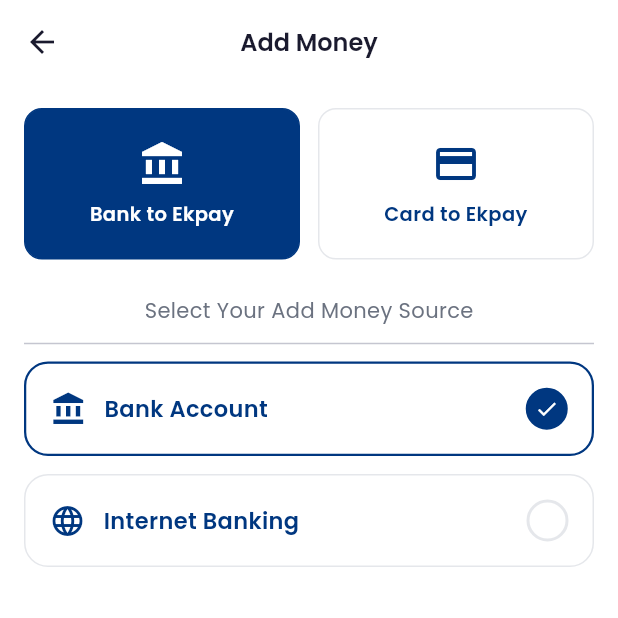
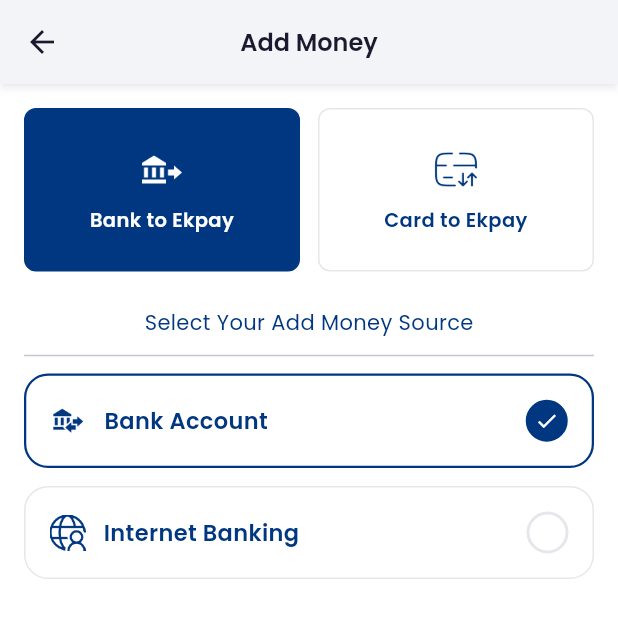
Before and after one commit to Limon49/EdutuneDemo, a Flutter app: the AddMoneyScreen screen opened by its route, on a phone screen of 412 x 824 dp. Shown: the top 618 px of the screen. Run offline on Flutter 3.47's test engine with Material 3 defaults, Android fonts, the phone set to English and light mode, and no system bars; our stand-ins replace animated_notch_bottom_bar, get, get_storage, google_fonts, smooth_page_indicator; accounts and stored records are empty.

Commit message:
send money functionality

```diff
--- a/lib/controllers/auth_controller.dart
+++ b/lib/controllers/auth_controller.dart
@@ -184,7 +184,6 @@
     try {
       await Future.delayed(const Duration(seconds: 1));
       authState.value = AuthOtpSent(phone: event.phone);
-      // Navigate to OTP screen after successful signup
       Get.toNamed('/otp', arguments: {'phone': event.phone});
     } catch (e) {
       authState.value = AuthError(message: 'Sign up failed: ${e.toString()}');
--- a/lib/screens/add_money_screen.dart
+++ b/lib/screens/add_money_screen.dart
@@ -1,3 +1,4 @@
+import 'package:epay_edutune/utils/app_assets.dart';
 import 'package:flutter/material.dart';
 import 'package:google_fonts/google_fonts.dart';
 import '../utils/app_theme.dart';
@@ -13,7 +14,7 @@
     with SingleTickerProviderStateMixin {
   late TabController _tabController;
   int _selectedTab = 0;
-  int _selectedSource = 0; // 0 = Bank Account, 1 = Internet Banking
+  int _selectedSource = 0;
 
   @override
   void initState() {
@@ -37,6 +38,9 @@
       appBar: AppBar(
         title: const Text('Add Money'),
         centerTitle: true,
+        elevation: 2,
+        scrolledUnderElevation: 4,
+        shadowColor: Colors.black.withOpacity(0.3),
         leading: IconButton(
           icon: const Icon(Icons.arrow_back),
           onPressed: () => Navigator.pop(context),
@@ -50,7 +54,7 @@
               children: [
                 Expanded(
                   child: _TabCardAdd(
-                    icon: Icons.account_balance,
+                    assetPath: AppAssets.mdiBankTransferOut,
                     label: 'Bank to Ekpay',
                     isSelected: _selectedTab == 0,
                     onTap: () {
@@ -62,7 +66,7 @@
                 const SizedBox(width: 12),
                 Expanded(
                   child: _TabCardAdd(
-                    icon: Icons.credit_card,
+                    assetPath: AppAssets.group41869,
                     label: 'Card to Ekpay',
                     isSelected: _selectedTab == 1,
                     onTap: () {
@@ -78,19 +82,19 @@
               'Select Your Add Money Source',
               style: GoogleFonts.poppins(
                 fontSize: 14,
-                color: AppColors.textSecondary,
+                color: AppColors.primary,
               ),
             ),
             const Divider(height: 24),
             _SourceOption(
-              icon: Icons.account_balance,
+              assetPath: AppAssets.group41866,
               label: 'Bank Account',
               isSelected: _selectedSource == 0,
               onTap: () => setState(() => _selectedSource = 0),
             ),
             const SizedBox(height: 12),
             _SourceOption(
-              icon: Icons.language,
+              assetPath: AppAssets.group41867,
               label: 'Internet Banking',
               isSelected: _selectedSource == 1,
               onTap: () => setState(() => _selectedSource = 1),
@@ -103,13 +107,15 @@
 }
 
 class _TabCardAdd extends StatelessWidget {
-  final IconData icon;
+  final IconData? icon;
+  final String? assetPath;
   final String label;
   final bool isSelected;
   final VoidCallback onTap;
 
   const _TabCardAdd({
-    required this.icon,
+    this.icon,
+    this.assetPath,
     required this.label,
     required this.isSelected,
     required this.onTap,
@@ -120,18 +126,26 @@
     return GestureDetector(
       onTap: onTap,
       child: Container(
-        padding: const EdgeInsets.symmetric(vertical: 20, horizontal: 12),
+        padding: const EdgeInsets.symmetric(vertical: 24, horizontal: 10),
         decoration: BoxDecoration(
           color: isSelected ? AppColors.primary : Colors.white,
-          borderRadius: BorderRadius.circular(12),
+          borderRadius: BorderRadius.circular(8),
           border: Border.all(
             color: isSelected ? AppColors.primary : AppColors.divider,
           ),
         ),
         child: Column(
           children: [
-            Icon(icon,
-                color: isSelected ? Colors.white : AppColors.primary, size: 32),
+            if (assetPath != null)
+              Image.asset(
+                assetPath!,
+                width: 32,
+                height: 32,
+                color: isSelected ? Colors.white : AppColors.primary,
+              )
+            else if (icon != null)
+              Icon(icon!,
+                  color: isSelected ? Colors.white : AppColors.primary, size: 32),
             const SizedBox(height: 8),
             Text(
               label,
@@ -150,13 +164,15 @@
 }
 
 class _SourceOption extends StatelessWidget {
-  final IconData icon;
+  final IconData? icon;
+  final String? assetPath;
   final String label;
   final bool isSelected;
   final VoidCallback onTap;
 
   const _SourceOption({
-    required this.icon,
+    this.icon,
+    this.assetPath,
     required this.label,
     required this.isSelected,
     required this.onTap,
@@ -178,7 +194,15 @@
         ),
         child: Row(
           children: [
-            Icon(icon, color: AppColors.primary, size: 24),
+            if (assetPath != null)
+              Image.asset(
+                assetPath!,
+                width: 24,
+                height: 24,
+                color: AppColors.primary,
+              )
+            else if (icon != null)
+              Icon(icon!, color: AppColors.primary, size: 24),
             const SizedBox(width: 12),
             Text(
               label,
--- a/lib/utils/app_assets.dart
+++ b/lib/utils/app_assets.dart
@@ -16,6 +16,9 @@
   static const String group41866 = 'assets/icons/Group 41866.png';// todo use in add money
   static const String group41867 = 'assets/icons/Group 41867.png'; // todo use in add money
   static const String group41869 = 'assets/icons/Group 41869.png'; // todo use in add money
+  static const String group472 = 'assets/icons/Group 472.png';
+  static const String group477 = 'assets/icons/Group 477.png';
+  static const String group478 = 'assets/icons/Group 478.png';
   static const String union1 = 'assets/icons/Union (1).png';
   static const String union = 'assets/icons/Union.png';
   static const String bank1 = 'assets/icons/bank 1.png';
--- a/lib/utils/app_theme.dart
+++ b/lib/utils/app_theme.dart
@@ -4,6 +4,7 @@
 class AppColors {
   static const Color primary = Color(0xFF003780);
   static const Color primaryLight = Color(0xFF2D5BA3);
+  static const Color deepPrimary = Color(0xFF00275B);
   static const Color accent = Color(0xFFF5A623);
   static const Color background = Color(0xFFFFFFFF);
   static const Color surface = Color(0xFFF0F4F8);
@@ -11,6 +12,8 @@
   static const Color textSecondary = Color(0xFF6B7280);
   static const Color textBlack = Color(0xFF101010);
   static const Color black400 = Color(0xFF404040);
+  static const Color grey = Color(0xFF5F5F5F);
+
 
   static const Color error = Color(0xFFE53E3E);
   static const Color success = Color(0xFF38A169);
```
Also changed, not shown: lib/models/models.dart (+19 -3 lines), lib/screens/cashout_screen.dart (+38 -17 lines), lib/screens/transaction_screens.dart (+10 -12 lines), lib/widgets/common_widgets.dart (+6 -1 lines), assets/icons/Group 472.png (added), assets/icons/Group 477.png (added), assets/icons/Group 478.png (added).
